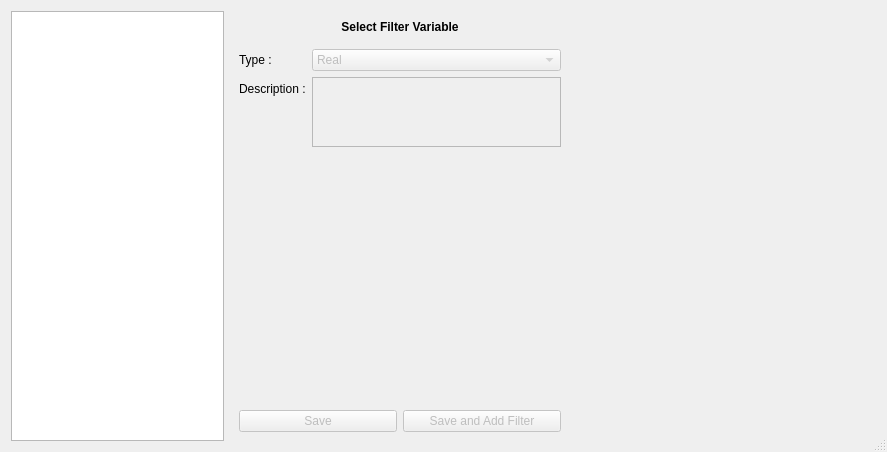
Before: the Qt Designer form braviz/interaction/qt_guis/add_filter_dialog.ui in diego0020/braviz-app, drawn with Qt 5.
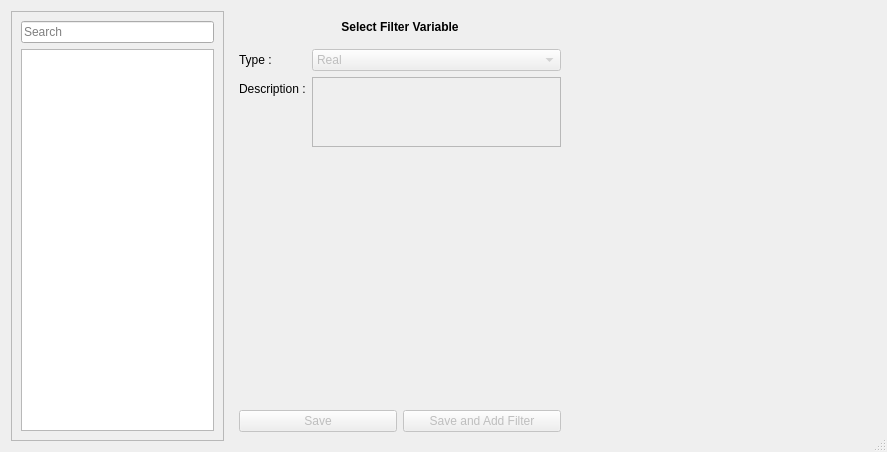
After: the same form once the commit is applied.

Diff of the .ui file:
```diff
--- a/braviz/interaction/qt_guis/add_filter_dialog.ui
+++ b/braviz/interaction/qt_guis/add_filter_dialog.ui
@@ -27,6 +27,22 @@
   </property>
   <layout class="QHBoxLayout" name="horizontalLayout">
    <item>
+    <widget class="QFrame" name="frame_3">
+     <property name="frameShape">
+      <enum>QFrame::StyledPanel</enum>
+     </property>
+     <property name="frameShadow">
+      <enum>QFrame::Raised</enum>
+     </property>
+     <layout class="QVBoxLayout" name="verticalLayout_2">
+      <item>
+       <widget class="QLineEdit" name="search_box">
+        <property name="placeholderText">
+         <string>Search</string>
+        </property>
+       </widget>
+      </item>
+      <item>
     <widget class="QTableView" name="tableView">
      <property name="sizePolicy">
       <sizepolicy hsizetype="Preferred" vsizetype="Expanding">
@@ -64,6 +80,9 @@
      <attribute name="verticalHeaderStretchLastSection">
       <bool>true</bool>
      </attribute>
+       </widget>
+      </item>
+     </layout>
     </widget>
    </item>
    <item>
```
Lines whose indentation alone changed are shown as unchanged.
